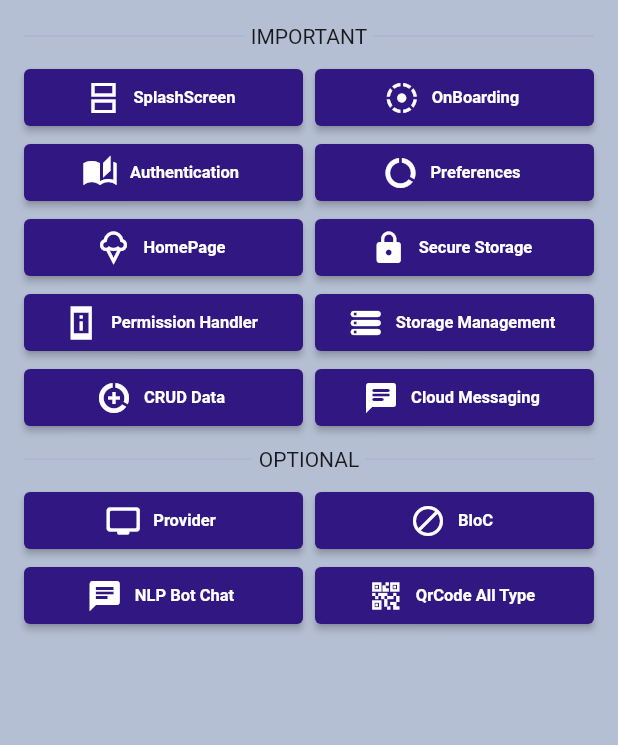
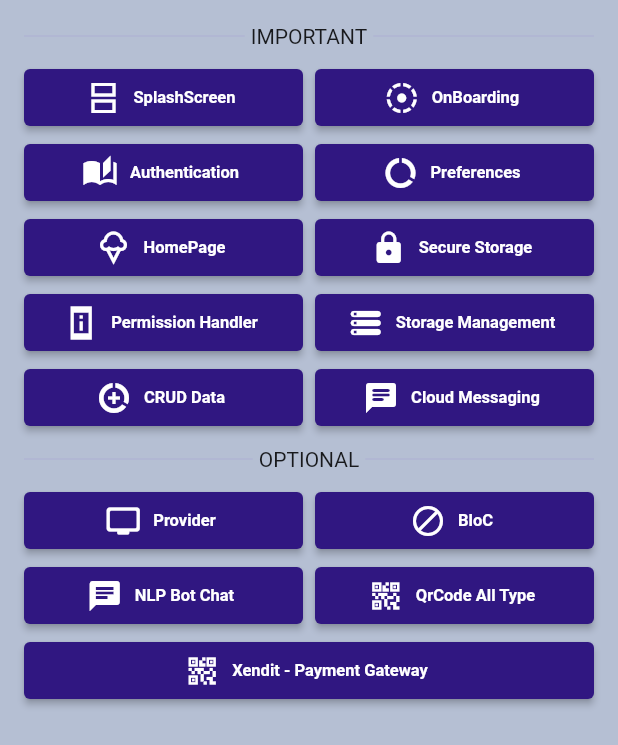
Before and after one commit to yogithesymbian/flutter_starterpack_jelly, a Flutter app: the HomeScreen screen opened by its route, on a phone screen of 412 x 824 dp. Shown: the top 745 px of the screen. Run offline on Flutter 3.47's test engine with Material 2 defaults, Android fonts, the phone set to English and light mode, and no system bars; our stand-ins replace after_layout, audioplayers, font_awesome_flutter, introduction_screen, lottie, permission_handler and 2 more; accounts and stored records are empty; project files that could hold a hidden picture were left out.

Commit message:
xendit remote

```diff
--- a/lib/main.dart
+++ b/lib/main.dart
@@ -1,7 +1,9 @@
+import 'package:flutter_starterpack_jelly/screens/crud/main_crud_screen.dart';
 import 'package:flutter_starterpack_jelly/screens/home/home_screen.dart';
 import 'package:flutter_starterpack_jelly/screens/importants/auth/login_screen.dart';
 import 'package:flutter_starterpack_jelly/screens/importants/introduction/on_boarding_screen.dart';
 import 'package:flutter_starterpack_jelly/screens/importants/splash/splash_screen.dart';
+import 'package:flutter_starterpack_jelly/screens/payment/xendit_payment_screen.dart';
 import 'package:flutter_starterpack_jelly/utils/anim/transition_route_observer.dart';
 import 'package:flutter_starterpack_jelly/utils/class/custom_theme.dart';
 import 'package:flutter/material.dart';
@@ -29,6 +31,8 @@ class MyApp extends StatelessWidget {
           OnBoardingScreen.id: (context) => OnBoardingScreen(),
           LoginScreen.id: (context) => LoginScreen(),
           HomeScreen.id: (context) => HomeScreen(),
+          XenditPaymentScreen.id: (context) => XenditPaymentScreen(),
+          MainCrudScreen.id: (context) => MainCrudScreen(),
         },
       );
     });
--- a/lib/screens/home/home_screen.dart
+++ b/lib/screens/home/home_screen.dart
@@ -3,6 +3,8 @@ import 'dart:io';
 import 'package:flutter/cupertino.dart';
 import 'package:flutter/foundation.dart';
 import 'package:flutter/material.dart';
+import 'package:flutter_starterpack_jelly/screens/crud/main_crud_screen.dart';
+import 'package:flutter_starterpack_jelly/screens/payment/xendit_payment_screen.dart';
 import 'package:flutter_starterpack_jelly/services/reports/report_service.dart';
 import 'package:flutter_starterpack_jelly/utils/constanta.dart';
 import 'package:path_provider/path_provider.dart';
@@ -204,7 +206,9 @@ class _HomeScreenState extends State<HomeScreen> {
                     children: [
                       Expanded(
                         child: ElevatedButton.icon(
-                          onPressed: () {},
+                          onPressed: () {
+                            Navigator.pushNamed(context, MainCrudScreen.id);
+                          },
                           icon: Icon(Icons.data_saver_on_sharp),
                           label: Text(
                             'CRUD Data',
@@ -329,6 +333,28 @@ class _HomeScreenState extends State<HomeScreen> {
                         ),
                       )
                     ],
+                  ),
+                  Row(
+                    mainAxisAlignment: MainAxisAlignment.spaceBetween,
+                    crossAxisAlignment: CrossAxisAlignment.center,
+                    children: [
+                      Expanded(
+                        child: ElevatedButton.icon(
+                          onPressed: () {
+                            Navigator.pushNamed(
+                                context, XenditPaymentScreen.id);
+                          },
+                          icon: Icon(Icons.qr_code_2),
+                          label: Text(
+                            'Xendit - Payment Gateway',
+                            textAlign: TextAlign.center,
+                            style: kTitleText.copyWith(
+                              fontSize: 11.0,
+                            ),
+                          ),
+                        ),
+                      )
+                    ],
                   )
                 ],
               ),
--- a/lib/services/auth/auth_service.dart
+++ b/lib/services/auth/auth_service.dart
@@ -59,11 +59,11 @@ class AuthService {
     final secureStorage = SecureStorage();
     await secureStorage.writeSecureData(
       kEmail,
-      response['data']['user']['email'],
+      response['user']['email'],
     );
     await secureStorage.writeSecureData(
       kBearer,
-      response['data']['accessToken'],
+      response['accessToken'],
     );
   }
 }
--- a/lib/utils/value.dart
+++ b/lib/utils/value.dart
@@ -1,7 +1,7 @@
 const kApiKey = 'ec897e425944c2374c8da90a5f87015a';
-const kApiUri = 'http://127.0.0.1:3001';
+// const kApiUri = 'http://127.0.0.1:3001';
 // const kApiUri = 'http://x.x.x.x:3003';
-// const kApiUri = 'http://192.168.1.19:3001';
+const kApiUri = 'http://192.168.216.190:3001';
 // const kApiUri = 'http://192.168.43.20:3001';
 const kBearer = 'bearer';
 const kEmail = 'email';
--- a/pubspec.yaml
+++ b/pubspec.yaml
@@ -33,6 +33,7 @@ dependencies:
   shared_preferences: ^2.0.8
   sizer: ^2.0.15
   permission_handler: ^8.2.2
+  # fxendit: ^0.0.2
 
 
 dev_dependencies:
```
Also changed, not shown: lib/screens/crud/main_crud_screen.dart (added, +18 -0 lines), lib/screens/payment/xendit_payment_screen.dart (added, +138 -0 lines), 1 other file.
